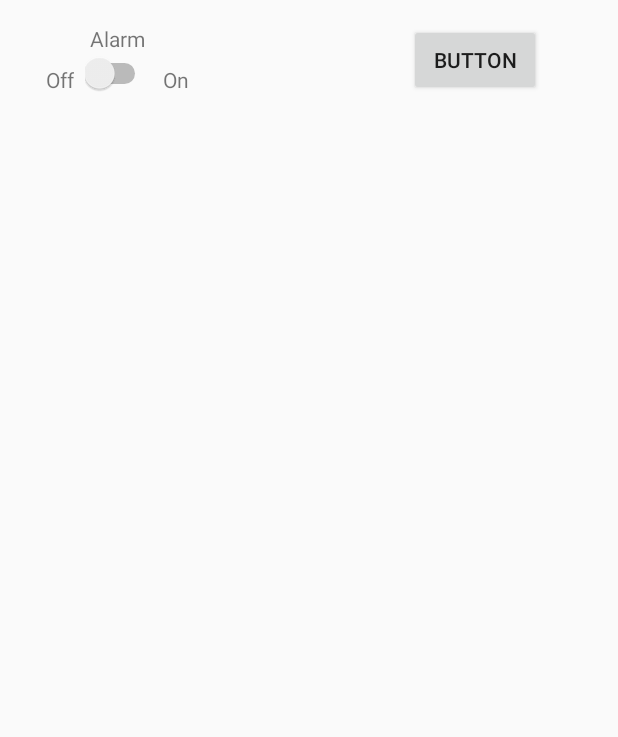
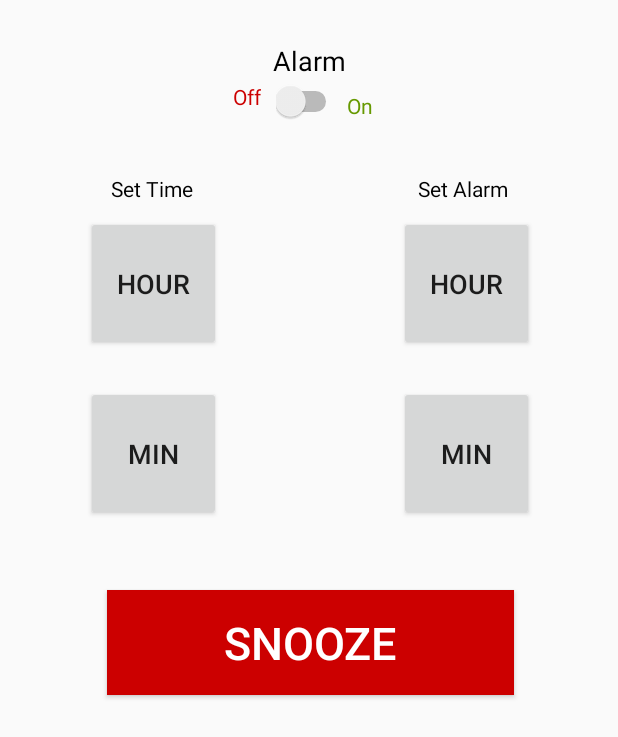
Before and after one commit to eren-rudy/Bluetooth-Alarm-clock, an Android app: the layout activity_main.xml on its own in the app's theme, with its tools: preview values and no code run, on a phone screen of 412 x 824 dp. Shown: the top 737 px of the screen. Run offline under Robolectric (Android 15) with nearby library versions, the phone set to English and light mode, and no system bars.

Commit message:
Completed UI

```diff
--- a/Bluetooth_android/app/src/main/res/layout/activity_main.xml
+++ b/Bluetooth_android/app/src/main/res/layout/activity_main.xml
@@ -7,59 +7,142 @@
     tools:context="com.example.eren.bluetooth.MainActivity">
 
     <Button
-        android:id="@+id/btn1"
+        android:id="@+id/button8"
+        android:layout_width="90dp"
+        android:layout_height="90dp"
+        android:layout_marginTop="144dp"
+        android:text="HOUR"
+        android:textSize="18sp"
+        app:layout_constraintTop_toTopOf="parent"
+        android:layout_marginRight="56dp"
+        app:layout_constraintRight_toRightOf="parent" />
+
+    <Button
+        android:id="@+id/button9"
+        android:layout_width="90dp"
+        android:layout_height="90dp"
+        android:layout_marginTop="257dp"
+        android:text="MIN"
+        android:textSize="18sp"
+        app:layout_constraintTop_toTopOf="parent"
+        android:layout_marginRight="56dp"
+        app:layout_constraintRight_toRightOf="parent" />
+
+    <TextView
+        android:id="@+id/textView8"
         android:layout_width="wrap_content"
         android:layout_height="wrap_content"
-        android:layout_marginRight="51dp"
-        android:layout_marginTop="16dp"
+        android:text="Set Alarm"
+        android:textColor="@android:color/black"
+        app:layout_constraintTop_toTopOf="parent"
+        android:layout_marginTop="116dp"
+        android:layout_marginRight="73dp"
+        app:layout_constraintRight_toRightOf="parent" />
+
+    <Button
+        android:id="@+id/button5"
+        android:layout_width="90dp"
+        android:layout_height="90dp"
+        android:layout_marginLeft="57dp"
+        android:layout_marginTop="257dp"
+        android:text="MIN"
+        android:textSize="18sp"
+        app:layout_constraintLeft_toLeftOf="parent"
+        app:layout_constraintTop_toTopOf="parent" />
+
+    <TextView
+        android:id="@+id/textView6"
+        android:layout_width="wrap_content"
+        android:layout_height="wrap_content"
+        android:layout_marginLeft="3dp"
+        android:layout_marginTop="8dp"
+        android:text="On"
+        android:textColor="@android:color/holo_green_dark"
+        app:layout_constraintLeft_toRightOf="@+id/switch1"
+        app:layout_constraintTop_toBottomOf="@+id/textView"
+        app:layout_constraintBottom_toBottomOf="@+id/switch1"
+        android:layout_marginBottom="8dp"
+        app:layout_constraintVertical_bias="0.0" />
+
+    <Button
+        android:id="@+id/btn1"
+        android:layout_width="271dp"
+        android:layout_height="70dp"
+        android:layout_marginTop="393dp"
+        android:background="@android:color/holo_red_dark"
         android:elevation="5dp"
-        android:text="Button"
+        android:text="Snooze"
+        android:textColor="@android:color/white"
+        android:textSize="30sp"
         app:layout_constraintDimensionRatio=""
-        app:layout_constraintRight_toRightOf="parent"
-        app:layout_constraintTop_toTopOf="parent" />
+        app:layout_constraintTop_toTopOf="parent"
+        android:layout_marginRight="8dp"
+        app:layout_constraintRight_toRightOf="@+id/button9"
+        android:layout_marginLeft="8dp"
+        app:layout_constraintLeft_toLeftOf="@+id/button5" />
 
     <Switch
         android:id="@+id/switch1"
         android:layout_width="44dp"
-        android:layout_height="27dp"
-        android:layout_marginTop="0dp"
+        android:layout_height="29dp"
         android:textAlignment="viewStart"
         app:layout_constraintTop_toBottomOf="@+id/textView"
-        android:layout_marginLeft="0dp"
-        app:layout_constraintLeft_toLeftOf="@+id/textView"
-        android:layout_marginRight="0dp"
-        app:layout_constraintRight_toRightOf="@+id/textView"
-        app:layout_constraintHorizontal_bias="0.5" />
+        android:layout_marginTop="0dp"
+        app:layout_constraintLeft_toLeftOf="parent"
+        android:layout_marginLeft="8dp"
+        android:layout_marginRight="8dp"
+        app:layout_constraintRight_toRightOf="parent" />
 
     <TextView
         android:id="@+id/textView"
         android:layout_width="wrap_content"
         android:layout_height="wrap_content"
+        android:layout_marginLeft="8dp"
+        android:layout_marginRight="8dp"
+        android:layout_marginTop="28dp"
         android:text="Alarm"
         android:textAlignment="center"
-        app:layout_constraintTop_toTopOf="parent"
-        android:layout_marginTop="16dp"
-        android:layout_marginLeft="60dp"
-        app:layout_constraintLeft_toLeftOf="parent" />
+        android:textColor="@android:color/black"
+        android:textSize="18sp"
+        app:layout_constraintLeft_toLeftOf="@+id/switch1"
+        app:layout_constraintRight_toRightOf="@+id/switch1"
+        app:layout_constraintTop_toTopOf="parent" />
 
     <TextView
         android:id="@+id/textView2"
         android:layout_width="wrap_content"
         android:layout_height="wrap_content"
-        android:layout_marginRight="7dp"
         android:layout_marginTop="8dp"
         android:text="Off"
+        android:textColor="@android:color/holo_red_dark"
+        app:layout_constraintTop_toTopOf="@+id/switch1"
+        app:layout_constraintBottom_toBottomOf="@+id/switch1"
+        android:layout_marginBottom="8dp"
+        app:layout_constraintVertical_bias="1.0"
         app:layout_constraintRight_toLeftOf="@+id/switch1"
-        app:layout_constraintTop_toTopOf="@+id/switch1" />
+        android:layout_marginRight="10dp" />
+
+    <Button
+        android:id="@+id/button"
+        android:layout_width="90dp"
+        android:layout_height="90dp"
+        android:layout_marginLeft="57dp"
+        android:layout_marginTop="144dp"
+        android:text="HOUR"
+        android:textSize="18sp"
+        app:layout_constraintLeft_toLeftOf="parent"
+        app:layout_constraintTop_toTopOf="parent" />
 
     <TextView
         android:id="@+id/textView3"
         android:layout_width="wrap_content"
         android:layout_height="wrap_content"
-        android:layout_marginLeft="8dp"
-        android:layout_marginTop="8dp"
-        android:text="On"
-        app:layout_constraintLeft_toRightOf="@+id/switch1"
-        app:layout_constraintTop_toTopOf="@+id/switch1" />
+        android:layout_marginLeft="74dp"
+        android:layout_marginTop="116dp"
+        android:text="Set Time"
+        android:textColor="@android:color/black"
+        android:textSize="14sp"
+        app:layout_constraintLeft_toLeftOf="parent"
+        app:layout_constraintTop_toTopOf="parent" />
 
 </android.support.constraint.ConstraintLayout>
--- a/Bluetooth_android/app/src/main/res/values/styles.xml
+++ b/Bluetooth_android/app/src/main/res/values/styles.xml
@@ -1,7 +1,7 @@
 <resources>
 
     <!-- Base application theme. -->
-    <style name="AppTheme" parent="Theme.AppCompat.Light.DarkActionBar">
+    <style name="AppTheme" parent="Theme.AppCompat.Light.NoActionBar">
         <!-- Customize your theme here. -->
         <item name="colorPrimary">@color/colorPrimary</item>
         <item name="colorPrimaryDark">@color/colorPrimaryDark</item>
```
